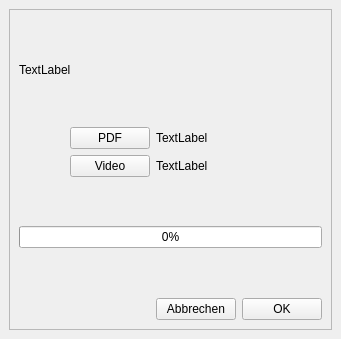
Before: the Qt Designer form code/src/main/resources/base/ui/autocut.ui in felixdittrich92/mission-uncuttable, drawn with Qt 5.
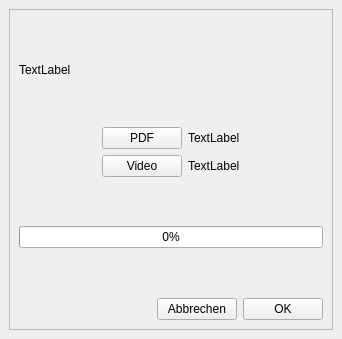
After: the same form once the commit is applied.

Commit message: #272 Progressbar design, final touches

```diff
--- a/code/src/main/resources/base/ui/autocut.ui
+++ b/code/src/main/resources/base/ui/autocut.ui
@@ -6,7 +6,7 @@
    <rect>
     <x>0</x>
     <y>0</y>
-    <width>341</width>
+    <width>342</width>
     <height>339</height>
    </rect>
   </property>
@@ -24,41 +24,20 @@
        <enum>QFrame::Raised</enum>
       </property>
       <layout class="QGridLayout" name="gridLayout_2">
-       <item row="11" column="2">
-        <widget class="QPushButton" name="video_button">
-         <property name="text">
-          <string>Video</string>
-         </property>
-        </widget>
-       </item>
-       <item row="18" column="4">
+       <item row="20" column="5">
         <widget class="QPushButton" name="ok_button">
+         <property name="minimumSize">
+          <size>
+           <width>80</width>
+           <height>0</height>
+          </size>
+         </property>
          <property name="text">
           <string>OK</string>
          </property>
         </widget>
        </item>
-       <item row="18" column="3">
-        <widget class="QPushButton" name="cancel_button">
-         <property name="text">
-          <string>Abbrechen</string>
-         </property>
-        </widget>
-       </item>
-       <item row="18" column="0" colspan="3">
-        <spacer name="horizontalSpacer">
-         <property name="orientation">
-          <enum>Qt::Horizontal</enum>
-         </property>
-         <property name="sizeHint" stdset="0">
-          <size>
-           <width>40</width>
-           <height>20</height>
-          </size>
-         </property>
-        </spacer>
-       </item>
-       <item row="14" column="0" colspan="5">
+       <item row="16" column="0" colspan="6">
         <spacer name="verticalSpacer_3">
          <property name="orientation">
           <enum>Qt::Vertical</enum>
@@ -71,14 +50,14 @@
          </property>
         </spacer>
        </item>
-       <item row="13" column="0" colspan="5">
+       <item row="15" column="0" colspan="6">
         <widget class="QProgressBar" name="progress_bar">
          <property name="value">
           <number>0</number>
          </property>
         </widget>
        </item>
-       <item row="0" column="0" colspan="5">
+       <item row="0" column="0" colspan="6">
         <spacer name="verticalSpacer_2">
          <property name="orientation">
           <enum>Qt::Vertical</enum>
@@ -91,7 +70,7 @@
          </property>
         </spacer>
        </item>
-       <item row="12" column="0" colspan="5">
+       <item row="14" column="0" colspan="6">
         <spacer name="verticalSpacer">
          <property name="orientation">
           <enum>Qt::Vertical</enum>
@@ -104,7 +83,7 @@
          </property>
         </spacer>
        </item>
-       <item row="2" column="0" colspan="5">
+       <item row="2" column="0" colspan="6">
         <spacer name="verticalSpacer_4">
          <property name="orientation">
           <enum>Qt::Vertical</enum>
@@ -117,33 +96,132 @@
          </property>
         </spacer>
        </item>
-       <item row="1" column="0" colspan="5">
+       <item row="1" column="0" colspan="6">
         <widget class="QLabel" name="text_label">
          <property name="text">
           <string>TextLabel</string>
          </property>
         </widget>
        </item>
-       <item row="8" column="2">
-        <widget class="QPushButton" name="pdf_button">
-         <property name="text">
-          <string>PDF</string>
-         </property>
-        </widget>
+       <item row="9" column="0" rowspan="2" colspan="6">
+        <layout class="QHBoxLayout" name="horizontalLayout_2">
+         <item>
+          <spacer name="horizontalSpacer_2">
+           <property name="orientation">
+            <enum>Qt::Horizontal</enum>
+           </property>
+           <property name="sizeHint" stdset="0">
+            <size>
+             <width>40</width>
+             <height>20</height>
+            </size>
+           </property>
+          </spacer>
+         </item>
+         <item>
+          <widget class="QPushButton" name="pdf_button">
+           <property name="minimumSize">
+            <size>
+             <width>80</width>
+             <height>0</height>
+            </size>
+           </property>
+           <property name="text">
+            <string>PDF</string>
+           </property>
+          </widget>
+         </item>
+         <item>
+          <widget class="QLabel" name="pdf_image_label">
+           <property name="text">
+            <string>TextLabel</string>
+           </property>
+          </widget>
+         </item>
+         <item>
+          <spacer name="horizontalSpacer_3">
+           <property name="orientation">
+            <enum>Qt::Horizontal</enum>
+           </property>
+           <property name="sizeHint" stdset="0">
+            <size>
+             <width>40</width>
+             <height>20</height>
+            </size>
+           </property>
+          </spacer>
+         </item>
+        </layout>
        </item>
-       <item row="11" column="3">
-        <widget class="QLabel" name="video_image_label">
+       <item row="11" column="0" colspan="6">
+        <layout class="QHBoxLayout" name="horizontalLayout_3">
+         <item>
+          <spacer name="horizontalSpacer_4">
+           <property name="orientation">
+            <enum>Qt::Horizontal</enum>
+           </property>
+           <property name="sizeHint" stdset="0">
+            <size>
+             <width>40</width>
+             <height>20</height>
+            </size>
+           </property>
+          </spacer>
+         </item>
+         <item>
+          <widget class="QPushButton" name="video_button">
+           <property name="minimumSize">
+            <size>
+             <width>80</width>
+             <height>0</height>
+            </size>
+           </property>
+           <property name="text">
+            <string>Video</string>
+           </property>
+          </widget>
+         </item>
+         <item>
+          <widget class="QLabel" name="video_image_label">
+           <property name="text">
+            <string>TextLabel</string>
+           </property>
+          </widget>
+         </item>
+         <item>
+          <spacer name="horizontalSpacer_5">
+           <property name="orientation">
+            <enum>Qt::Horizontal</enum>
+           </property>
+           <property name="sizeHint" stdset="0">
+            <size>
+             <width>40</width>
+             <height>20</height>
+            </size>
+           </property>
+          </spacer>
+         </item>
+        </layout>
+       </item>
+       <item row="20" column="4">
+        <widget class="QPushButton" name="cancel_button">
          <property name="text">
-          <string>TextLabel</string>
+          <string>Abbrechen</string>
          </property>
         </widget>
        </item>
-       <item row="8" column="3">
-        <widget class="QLabel" name="pdf_image_label">
-         <property name="text">
-          <string>TextLabel</string>
+       <item row="20" column="0" colspan="4">
+        <spacer name="horizontalSpacer">
+         <property name="orientation">
+          <enum>Qt::Horizontal</enum>
          </property>
-        </widget>
+         <property name="sizeHint" stdset="0">
+          <size>
+           <width>40</width>
+           <height>20</height>
+          </size>
+         </property>
+        </spacer>
        </item>
       </layout>
      </widget>
```
The commit also changes 4 other files.
